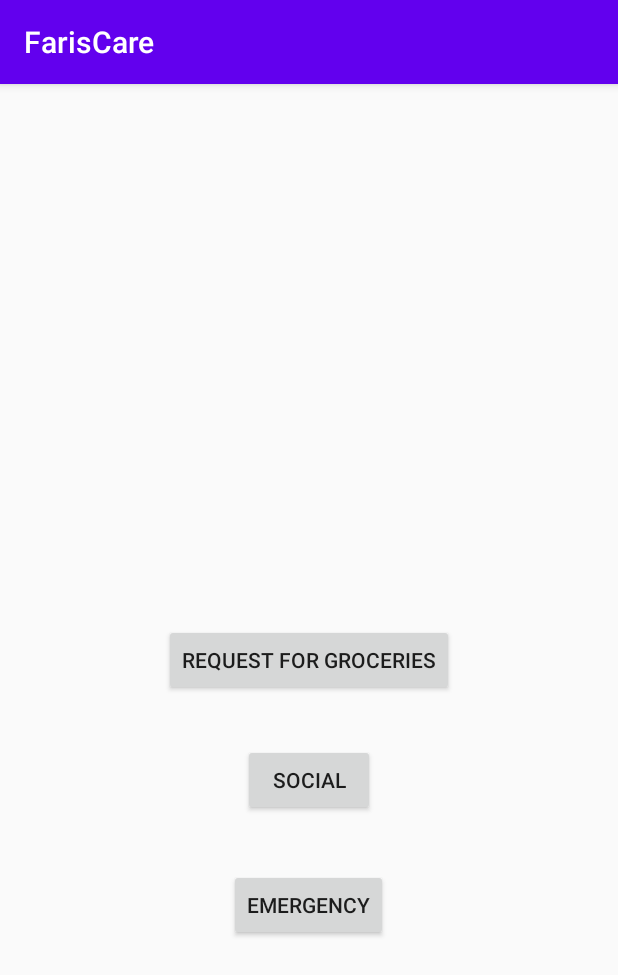
After one commit to Kwongmingwei/FarisCare, an Android app: the MainMenu screen opened directly, with no data from a screen before it, on a phone screen of 412 x 824 dp. The commit adds this screen. Shown: the top 975 px of the screen. Run offline under Robolectric (Android 15) with nearby library versions, the phone set to English and light mode, and no system bars.

Commit message:
Emergency call

```diff
--- a/app/src/main/AndroidManifest.xml
+++ b/app/src/main/AndroidManifest.xml
@@ -1,6 +1,8 @@
 <?xml version="1.0" encoding="utf-8"?>
 <manifest xmlns:android="http://schemas.android.com/apk/res/android"
     package="com.example.fariscare">
+
+    <uses-permission android:name="android.permission.CALL_PHONE"/>
 
     <application
         android:allowBackup="true"
@@ -9,6 +11,7 @@
         android:roundIcon="@mipmap/ic_launcher_round"
         android:supportsRtl="true"
         android:theme="@style/AppTheme">
+        <activity android:name=".MainMenu"></activity>
         <activity android:name=".MainActivity">
             <intent-filter>
                 <action android:name="android.intent.action.MAIN" />
--- /dev/null
+++ b/app/src/main/java/com/example/fariscare/MainMenu.java
@@ -0,0 +1,42 @@
+package com.example.fariscare;
+
+import androidx.appcompat.app.AppCompatActivity;
+import androidx.core.app.ActivityCompat;
+
+import android.Manifest;
+import android.content.Intent;
+import android.content.pm.PackageManager;
+import android.net.Uri;
+import android.os.Bundle;
+import android.view.View;
+import android.widget.Button;
+
+public class MainMenu extends AppCompatActivity {
+    Button emergencyButton;
+
+    @Override
+    protected void onCreate(Bundle savedInstanceState) {
+        super.onCreate(savedInstanceState);
+        setContentView(R.layout.activity_main_menu);
+        ActivityCompat.requestPermissions(MainMenu.this, new String[]{Manifest.permission.CALL_PHONE}, 1);
+        emergencyButton = (Button) findViewById(R.id.emergency);
+        emergencyButton.setOnClickListener(new View.OnClickListener() {
+            @Override
+            public void onClick(View v) {
+                Intent call = new Intent(Intent.ACTION_CALL, Uri.parse("tel:" + "87115223"));
+                if (ActivityCompat.checkSelfPermission(getApplicationContext(), Manifest.permission.CALL_PHONE) != PackageManager.PERMISSION_GRANTED) {
+                    // TODO: Consider calling
+                    //    ActivityCompat#requestPermissions
+                    // here to request the missing permissions, and then overriding
+                    //   public void onRequestPermissionsResult(int requestCode, String[] permissions,
+                    //                                          int[] grantResults)
+                    // to handle the case where the user grants the permission. See the documentation
+                    // for ActivityCompat#requestPermissions for more details.
+                    return;
+                }
+                startActivity(call);
+            }
+        });
+
+    }
+}
--- /dev/null
+++ b/app/src/main/res/layout/activity_main_menu.xml
@@ -0,0 +1,35 @@
+<?xml version="1.0" encoding="utf-8"?>
+<RelativeLayout xmlns:android="http://schemas.android.com/apk/res/android"
+    xmlns:app="http://schemas.android.com/apk/res-auto"
+    xmlns:tools="http://schemas.android.com/tools"
+    android:layout_width="match_parent"
+    android:layout_height="match_parent"
+    tools:context=".MainMenu">
+
+    <Button
+        android:id="@+id/groceries"
+        android:layout_width="wrap_content"
+        android:layout_height="wrap_content"
+        android:layout_centerInParent="true"
+        android:text="Request for groceries" />
+
+    <Button
+        android:id="@+id/social"
+        android:layout_width="wrap_content"
+        android:layout_height="wrap_content"
+        android:layout_alignBottom="@+id/groceries"
+        android:layout_centerHorizontal="true"
+        android:layout_marginBottom="-80dp"
+        android:text="Social" />
+
+    <Button
+        android:id="@+id/emergency"
+        android:layout_width="wrap_content"
+        android:layout_height="wrap_content"
+        android:layout_alignBottom="@+id/social"
+        android:layout_centerHorizontal="true"
+        android:layout_marginTop="18dp"
+        android:layout_marginBottom="-83dp"
+        android:text="EMERGENCY" />
+
+</RelativeLayout>
```
Also changed, not shown: app/src/main/java/com/example/fariscare/MainActivity.java (+16 -0 lines), app/src/main/res/layout/activity_main.xml (+9 -8 lines).
